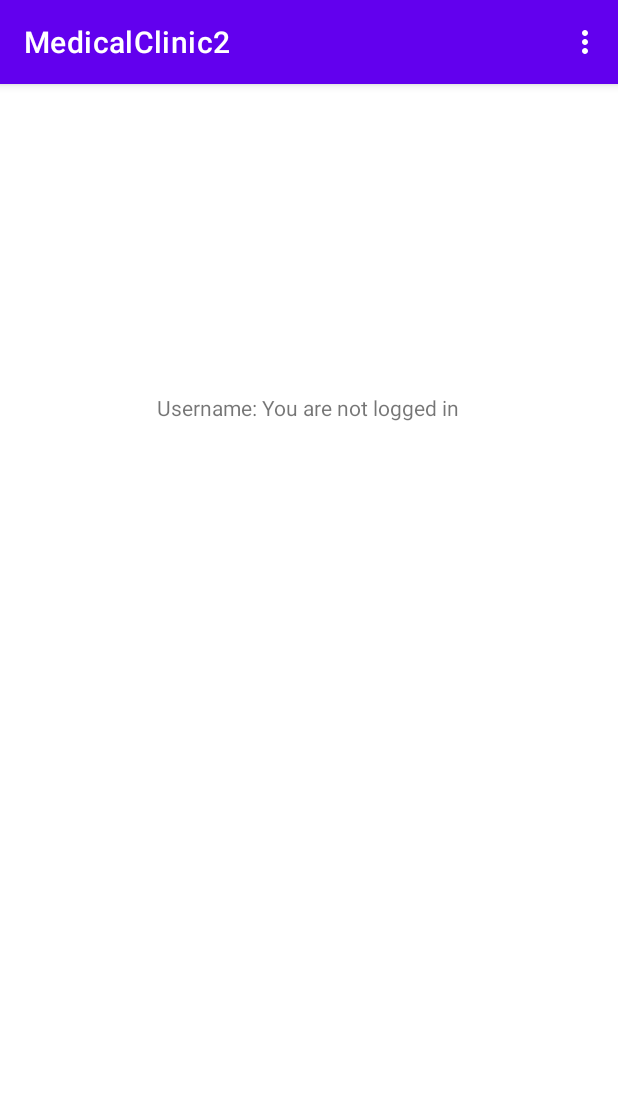
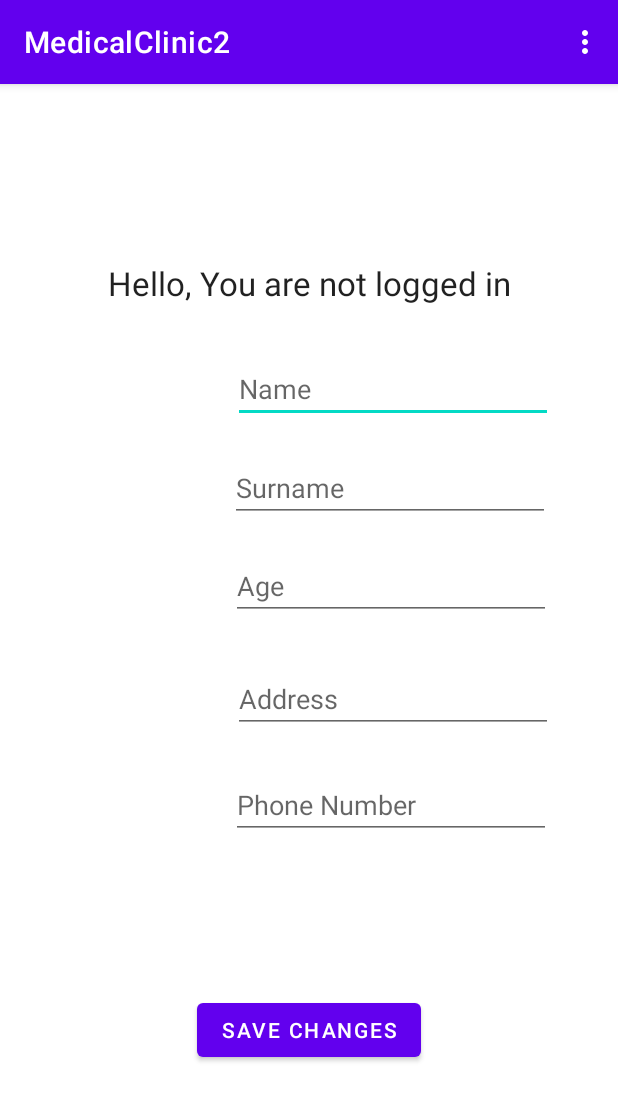
Before and after one commit to SebastianRichiteanu/MedicalClinic, an Android app: the ProfileView screen opened directly, with no data from a screen before it, on a phone screen of 412 x 824 dp. Shown: the top 1101 px of the screen. Run offline under Robolectric (Android 15) with nearby library versions, the phone set to English and light mode, and no system bars.

Commit message:
roles + edit profile in progress

```diff
--- a/app/src/main/java/com/example/medicalclinic2/MainActivity.java
+++ b/app/src/main/java/com/example/medicalclinic2/MainActivity.java
@@ -26,6 +26,7 @@ public class MainActivity extends AppCompatActivity {
 
     @Override
     protected void onCreate(Bundle savedInstanceState) {
+
         NavigationView navigationView;
         super.onCreate(savedInstanceState);
         setContentView(R.layout.activity_main);
@@ -48,7 +49,8 @@ public class MainActivity extends AppCompatActivity {
         if (extras != null) {
             String username = extras.getString("username");
             String password = extras.getString("password");
-            databaseHandler.insertUser(username,password);
+            String role = extras.getString("role");
+            databaseHandler.insertUser(username, password, role);
         }
 
         System.out.println("USERI!!!!");
@@ -64,6 +66,7 @@ public class MainActivity extends AppCompatActivity {
                 System.out.println("Id: " + cursor.getString(0));
                 System.out.println("Username: " + cursor.getString(1));
                 System.out.println("Password: " + cursor.getString(2));
+                System.out.println("Role: " + cursor.getString(3));
             }
         }
 
--- a/app/src/main/java/com/example/medicalclinic2/ProfileView.java
+++ b/app/src/main/java/com/example/medicalclinic2/ProfileView.java
@@ -21,7 +21,7 @@ public class ProfileView extends AppCompatActivity {
         setContentView(R.layout.activity_profile_view);
         sp = getSharedPreferences("login", MODE_PRIVATE);
         username = (TextView) findViewById(R.id.profileview_username);
-        String name = "Username: " + sp.getString("username","You are not logged in");
+        String name = "Hello, " + sp.getString("username","You are not logged in");
         username.setText(name);
     }
 
--- a/app/src/main/java/com/example/medicalclinic2/service/DoctorService.java
+++ b/app/src/main/java/com/example/medicalclinic2/service/DoctorService.java
@@ -20,9 +20,7 @@ public class DoctorService {
         return doc;
     }
 
-    public void updateSalary (Doctor doctor, double salary) {
-        doctor.setSalary(salary);
-    }
+
 
     public void updateSpecialization (Doctor doctor, String specialization) {
         doctor.setSpecialization(specialization);
--- a/app/src/main/java/com/example/medicalclinic2/service/MedicalOfficeService.java
+++ b/app/src/main/java/com/example/medicalclinic2/service/MedicalOfficeService.java
@@ -80,9 +80,7 @@ public class MedicalOfficeService {
         personService.updatePhonNo(person, phoneNo);
     }
 
-    public void updateSalary (Doctor doctor, double salary) {
-        doctorService.updateSalary(doctor, salary);
-    }
+
 
     public void updateSpecialization (Doctor doctor, String specialization) {
         doctorService.updateSpecialization(doctor,specialization);
--- a/app/src/main/res/layout/activity_profile_view.xml
+++ b/app/src/main/res/layout/activity_profile_view.xml
@@ -11,10 +11,129 @@
         android:layout_width="wrap_content"
         android:layout_height="wrap_content"
         android:text="@string/profileview"
+        android:textAppearance="@style/TextAppearance.AppCompat.Large"
         app:layout_constraintBottom_toBottomOf="parent"
         app:layout_constraintEnd_toEndOf="parent"
-        app:layout_constraintHorizontal_bias="0.498"
         app:layout_constraintStart_toStartOf="parent"
         app:layout_constraintTop_toTopOf="parent"
-        app:layout_constraintVertical_bias="0.275" />
+        app:layout_constraintVertical_bias="0.16" />
+
+    <EditText
+        android:id="@+id/profileview_name"
+        android:layout_width="wrap_content"
+        android:layout_height="wrap_content"
+        android:autofillHints=""
+        android:ems="10"
+        android:hint="@string/name"
+        android:inputType="text"
+        app:layout_constraintBottom_toBottomOf="parent"
+        app:layout_constraintEnd_toEndOf="parent"
+        app:layout_constraintHorizontal_bias="0.781"
+        app:layout_constraintStart_toStartOf="parent"
+        app:layout_constraintTop_toTopOf="parent"
+        app:layout_constraintVertical_bias="0.25" />
+
+    <EditText
+        android:id="@+id/profileview_surname"
+        android:layout_width="wrap_content"
+        android:layout_height="wrap_content"
+        android:autofillHints=""
+        android:ems="10"
+        android:hint="@string/surname"
+        android:inputType="text"
+        app:layout_constraintBottom_toBottomOf="parent"
+        app:layout_constraintEnd_toEndOf="parent"
+        app:layout_constraintHorizontal_bias="0.771"
+        app:layout_constraintStart_toStartOf="parent"
+        app:layout_constraintTop_toTopOf="parent"
+        app:layout_constraintVertical_bias="0.341" />
+
+    <EditText
+        android:id="@+id/profileview_age"
+        android:layout_width="wrap_content"
+        android:layout_height="wrap_content"
+        android:autofillHints=""
+        android:ems="10"
+        android:hint="@string/age"
+        android:inputType="text"
+        app:layout_constraintBottom_toBottomOf="parent"
+        app:layout_constraintEnd_toEndOf="parent"
+        app:layout_constraintHorizontal_bias="0.776"
+        app:layout_constraintStart_toStartOf="parent"
+        app:layout_constraintTop_toTopOf="parent"
+        app:layout_constraintVertical_bias="0.432" />
+
+    <EditText
+        android:id="@+id/profileview_address"
+        android:layout_width="wrap_content"
+        android:layout_height="wrap_content"
+        android:autofillHints=""
+        android:ems="10"
+        android:hint="@string/address"
+        android:inputType="text"
+        app:layout_constraintBottom_toBottomOf="parent"
+        app:layout_constraintEnd_toEndOf="parent"
+        app:layout_constraintHorizontal_bias="0.781"
+        app:layout_constraintStart_toStartOf="parent"
+        app:layout_constraintTop_toTopOf="parent"
+        app:layout_constraintVertical_bias="0.536" />
+
+    <EditText
+        android:id="@+id/profileview_phoneNo"
+        android:layout_width="wrap_content"
+        android:layout_height="wrap_content"
+        android:autofillHints=""
+        android:ems="10"
+        android:hint="@string/phoneNo"
+        android:inputType="text"
+        app:layout_constraintBottom_toBottomOf="parent"
+        app:layout_constraintEnd_toEndOf="parent"
+        app:layout_constraintHorizontal_bias="0.776"
+        app:layout_constraintStart_toStartOf="parent"
+        app:layout_constraintTop_toTopOf="parent"
+        app:layout_constraintVertical_bias="0.634" />
+
+    <EditText
+        android:id="@+id/profileview_condition"
+        android:layout_width="wrap_content"
+        android:layout_height="wrap_content"
+        android:autofillHints=""
+        android:ems="10"
+        android:hint="@string/condition"
+        android:inputType="text"
+        android:visibility="invisible"
+        app:layout_constraintBottom_toBottomOf="parent"
+        app:layout_constraintEnd_toEndOf="parent"
+        app:layout_constraintHorizontal_bias="0.776"
+        app:layout_constraintStart_toStartOf="parent"
+        app:layout_constraintTop_toTopOf="parent"
+        app:layout_constraintVertical_bias="0.731" />
+
+    <EditText
+        android:id="@+id/profileview_specialization"
+        android:layout_width="wrap_content"
+        android:layout_height="wrap_content"
+        android:autofillHints=""
+        android:ems="10"
+        android:hint="@string/specialization"
+        android:inputType="text"
+        android:visibility="invisible"
+        app:layout_constraintBottom_toBottomOf="parent"
+        app:layout_constraintEnd_toEndOf="parent"
+        app:layout_constraintHorizontal_bias="0.776"
+        app:layout_constraintStart_toStartOf="parent"
+        app:layout_constraintTop_toTopOf="parent"
+        app:layout_constraintVertical_bias="0.731" />
+
+    <Button
+        android:id="@+id/profileview_submit"
+        android:layout_width="wrap_content"
+        android:layout_height="wrap_content"
+        android:text="@string/profileview_submit"
+        app:layout_constraintBottom_toBottomOf="parent"
+        app:layout_constraintEnd_toEndOf="parent"
+        app:layout_constraintStart_toStartOf="parent"
+        app:layout_constraintTop_toTopOf="parent"
+        app:layout_constraintVertical_bias="0.843" />
+
 </androidx.constraintlayout.widget.ConstraintLayout>
--- a/app/src/main/res/values/strings.xml
+++ b/app/src/main/res/values/strings.xml
@@ -22,4 +22,13 @@
     <string name="register">Register</string>
     <string name="profileview">My Profile</string>
     <string name="textview">TextView</string>
+    <string name="name">Name</string>
+    <string name="surname">Surname</string>
+    <string name="address">Address</string>
+    <string name="age">Age</string>
+    <string name="phoneNo">Phone Number</string>
+    <string name="condition">Condition</string>
+    <string name="specialization">Specialization</string>
+    <string name="profileview_submit">Save Changes</string>
+
 </resources>
```
Also changed, not shown: app/src/main/java/com/example/medicalclinic2/Register.java (+19 -3 lines), app/src/main/java/com/example/medicalclinic2/model/DatabaseHandler.java (+16 -9 lines), app/src/main/java/com/example/medicalclinic2/model/Doctor.java (+1 -9 lines), app/src/main/res/layout/activity_register.xml (+13 -0 lines).
